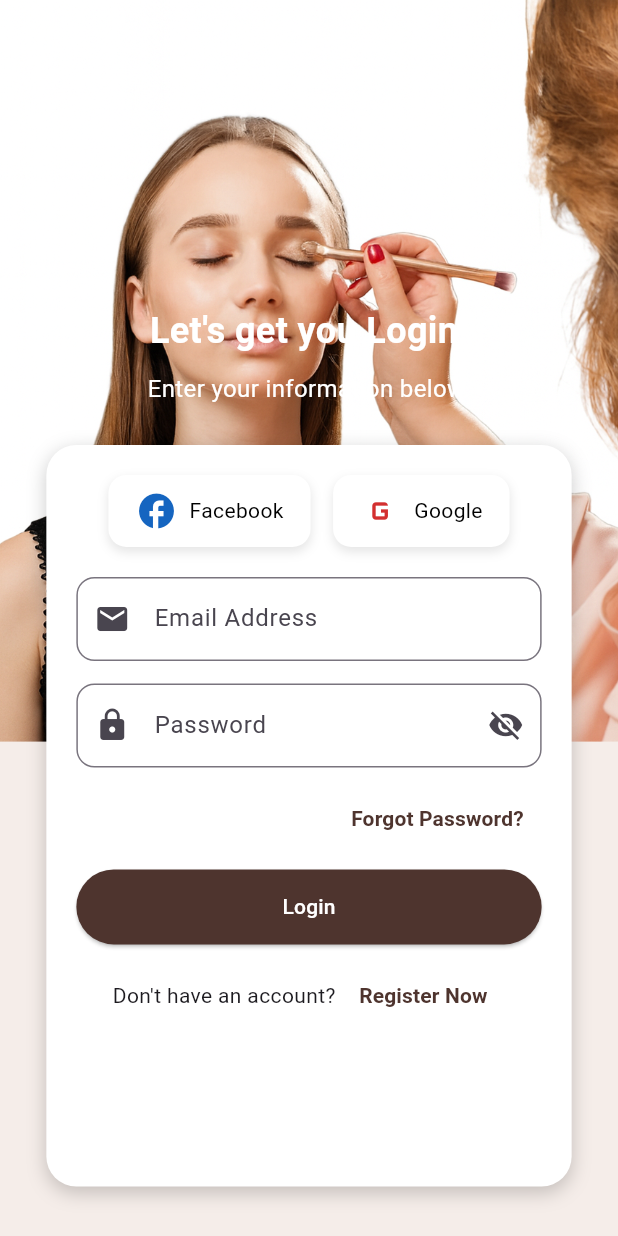
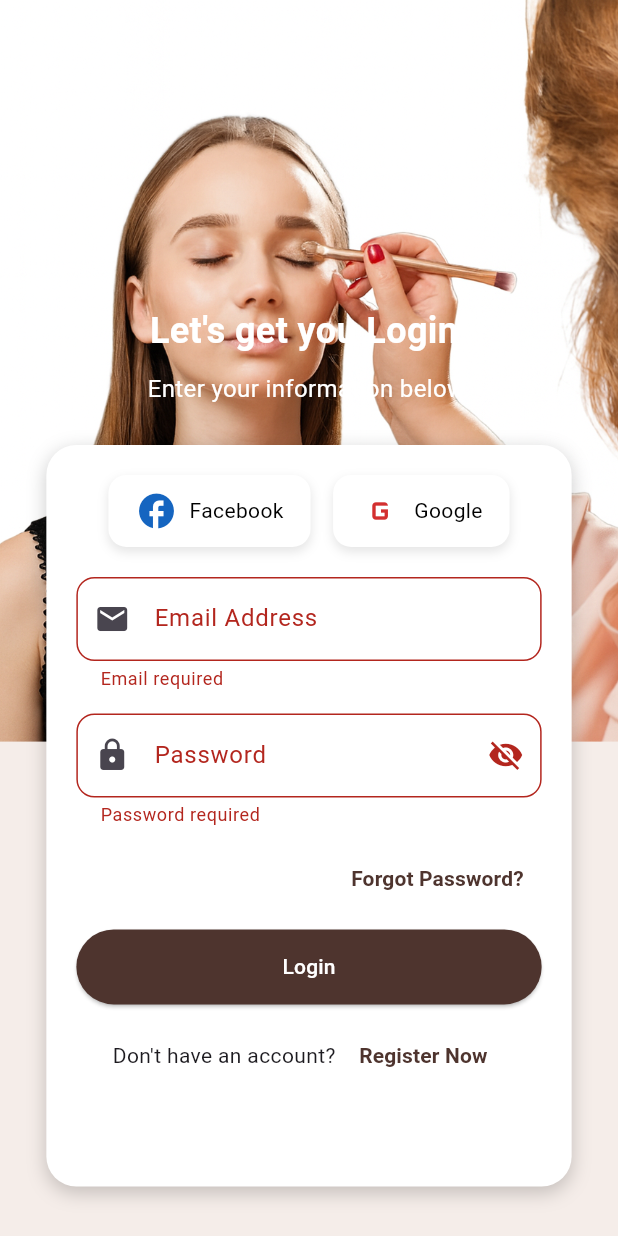
Before and after one commit to bereketsimma/beautysalonbookingapp, a Flutter app: the screen it shows after launch, after a tap on "Login", on a phone screen of 412 x 824 dp. Run offline on Flutter 3.47's test engine with Material 3 defaults, Android fonts, the phone set to English and light mode, and no system bars; our stand-ins replace ionicons.

Commit message:
`Added login functionality and secure storage plugin`

```diff
--- /dev/null
+++ b/lib/controller/login-controller.dart
@@ -0,0 +1,20 @@
+// controllers/login_controller.dart
+import 'dart:convert';
+import 'package:http/http.dart' as http;
+
+class LoginController {
+  Future<Map<String, dynamic>> login({
+    required String email,
+    required String password,
+  }) async {
+    try {
+      final response = await http.post(
+        Uri.parse("https://your-backend.com/api/login/"),
+        body: {'email': email, 'password': password},
+      );
+      return jsonDecode(response.body);
+    } catch (e) {
+      return {'success': false, 'message': e.toString()};
+    }
+  }
+}
--- a/lib/screens/login_screen.dart
+++ b/lib/screens/login_screen.dart
@@ -1,5 +1,7 @@
 import 'package:flutter/material.dart';
 import 'package:mybeautybooking_flutter/constants/appcolors.dart';
+import 'package:mybeautybooking_flutter/controller/login-controller.dart';
+import 'package:mybeautybooking_flutter/screens/home_screen.dart';
 
 class BeautyLoginPage extends StatefulWidget {
   const BeautyLoginPage({Key? key}) : super(key: key);
@@ -11,9 +13,11 @@ class BeautyLoginPage extends StatefulWidget {
 class _BeautyLoginPageState extends State<BeautyLoginPage> {
   final TextEditingController emailController = TextEditingController();
   final TextEditingController passwordController = TextEditingController();
-final _formKey = GlobalKey<FormState>();
+  final GlobalKey<FormState> _formKey = GlobalKey<FormState>();
+  final LoginController _controller = LoginController();
   bool _loading = false;
   String? _errorMessage;
+  bool hidePass = true;
 
   @override
   void dispose() {
@@ -22,7 +26,28 @@ void dispose() {
     super.dispose();
   }
 
-  bool hidePass = true;
+  void _login() async {
+    if (!_formKey.currentState!.validate()) return;
+
+    setState(() => _loading = true);
+
+    final result = await _controller.login(
+      email: emailController.text,
+      password: passwordController.text,
+    );
+
+    setState(() => _loading = false);
+
+    if (result['success']) {
+      // Navigate to Home page
+      Navigator.pushReplacement(
+        context,
+        MaterialPageRoute(builder: (_) => const HomeScreen()),
+      );
+    } else {
+      setState(() => _errorMessage = result['message']);
+    }
+  }
 
   @override
   Widget build(BuildContext context) {
@@ -35,15 +60,20 @@ void dispose() {
         children: [
           Column(
             children: [
-              // ------------------ TOP PART (IMAGE) ------------------
+              // Top Image Section
               Container(
-
                 height: height * 0.60,
                 width: width,
+                decoration: const BoxDecoration(
+                  image: DecorationImage(
+                    image: AssetImage("assets/images/loginbg.png"),
+                    fit: BoxFit.cover,
+                  ),
+                ),
                 child: Column(
                   mainAxisAlignment: MainAxisAlignment.center,
-                  children: [
-                   const Text(
+                  children: const [
+                    Text(
                       "Let's get you Login!",
                       style: TextStyle(
                         color: AppColors.textWhite,
@@ -51,26 +81,19 @@ void dispose() {
                         fontWeight: FontWeight.bold,
                       ),
                     ),
-
-                  const SizedBox(height: 10),
-
-                  const Text(
+                    SizedBox(height: 10),
+                    Text(
                       "Enter your information below.",
-                    style: TextStyle(color: AppColors.textWhite, fontSize: 16),
-                  ),
-
-                  const SizedBox(height: 20),
-
-                ]),
-                decoration: const BoxDecoration(
-                  image: DecorationImage(
-                    image: AssetImage("assets/images/loginbg.png"),
-                    fit: BoxFit.cover,
+                      style: TextStyle(
+                        color: AppColors.textWhite,
+                        fontSize: 16,
                       ),
                     ),
+                    SizedBox(height: 20),
+                  ],
                 ),
-
-              // ------------------ BOTTOM PART (BLUE) ------------------
+              ),
+              // Bottom Blue Section
               Container(
                 height: height * 0.40,
                 width: width,
@@ -79,9 +102,9 @@ void dispose() {
             ],
           ),
 
-          // ------------------ FLOATING LOGIN CARD ------------------
+          // Floating Login Card
           Positioned(
-            top: height * 0.36, // overlaps both sections
+            top: height * 0.36,
             child: Container(
               width: width * 0.85,
               height: height * 0.60,
@@ -97,9 +120,11 @@ void dispose() {
                   ),
                 ],
               ),
+              child: SingleChildScrollView(
                 child: Column(
                   mainAxisSize: MainAxisSize.min,
                   children: [
+                    // Social Buttons
                     Row(
                       mainAxisAlignment: MainAxisAlignment.center,
                       children: [
@@ -118,9 +143,17 @@ void dispose() {
                     ),
                     const SizedBox(height: 20),
 
-
+                    // Form
+                    Form(
+                      key: _formKey,
+                      child: Column(
+                        children: [
                           // Email
-                  TextField(
+                          TextFormField(
+                            controller: emailController,
+                            validator: (value) => value == null || value.isEmpty
+                                ? 'Email required'
+                                : null,
                             decoration: InputDecoration(
                               labelText: "Email Address",
                               prefixIcon: const Icon(Icons.email),
@@ -129,18 +162,23 @@ void dispose() {
                               ),
                             ),
                           ),
-
                           const SizedBox(height: 15),
 
                           // Password
-                  TextField(
+                          TextFormField(
+                            controller: passwordController,
+                            validator: (value) => value == null || value.isEmpty
+                                ? 'Password required'
+                                : null,
                             obscureText: hidePass,
                             decoration: InputDecoration(
                               labelText: "Password",
                               prefixIcon: const Icon(Icons.lock),
                               suffixIcon: IconButton(
                                 icon: Icon(
-                          hidePass ? Icons.visibility_off : Icons.visibility,
+                                  hidePass
+                                      ? Icons.visibility_off
+                                      : Icons.visibility,
                                 ),
                                 onPressed: () {
                                   setState(() => hidePass = !hidePass);
@@ -151,17 +189,19 @@ void dispose() {
                               ),
                             ),
                           ),
-
                           const SizedBox(height: 10),
 
+                          // Forgot Password
                           Align(
                             alignment: Alignment.centerRight,
                             child: TextButton(
                               onPressed: () {},
-                      child: const Text("Forgot Password?",
+                              child: const Text(
+                                "Forgot Password?",
                                 style: TextStyle(
                                   fontWeight: FontWeight.bold,
-                        color: AppColors.primary,),
+                                  color: AppColors.primary,
+                                ),
                               ),
                             ),
                           ),
@@ -172,14 +212,18 @@ void dispose() {
                           SizedBox(
                             width: double.infinity,
                             height: 50,
-                    child: ElevatedButton(
+                            child: _loading
+                                ? const Center(
+                                    child: CircularProgressIndicator(),
+                                  )
+                                : ElevatedButton(
                                     style: ElevatedButton.styleFrom(
                                       backgroundColor: AppColors.primary,
                                       shape: RoundedRectangleBorder(
                                         borderRadius: BorderRadius.circular(25),
                                       ),
                                     ),
-                      onPressed: () {},
+                                    onPressed: _login,
                                     child: const Text(
                                       "Login",
                                       style: TextStyle(color: Colors.white),
@@ -187,8 +231,21 @@ void dispose() {
                                   ),
                           ),
 
+                          // Error Message
+                          if (_errorMessage != null) ...[
+                            const SizedBox(height: 10),
+                            Text(
+                              _errorMessage!,
+                              style: const TextStyle(color: Colors.red),
+                            ),
+                          ],
+                        ],
+                      ),
+                    ),
+
                     const SizedBox(height: 10),
 
+                    // Register Link
                     Row(
                       mainAxisAlignment: MainAxisAlignment.center,
                       children: [
@@ -196,18 +253,19 @@ void dispose() {
                         TextButton(
                           onPressed: () {
                             Navigator.pushNamed(context, '/signup');
-
                           },
                           child: const Text(
                             "Register Now",
-                          style: TextStyle(fontWeight: FontWeight.bold
-
-                          , color: AppColors.primary),
+                            style: TextStyle(
+                              fontWeight: FontWeight.bold,
+                              color: AppColors.primary,
+                            ),
                           ),
                         ),
                       ],
                     ),
                   ],
+                ),
               ),
             ),
           ),
@@ -217,7 +275,9 @@ void dispose() {
   }
 }
 
-Widget _socialButton({required IconData icon, required Color color, required String label}) {
+// Social Button Widget
+Widget _socialButton(
+    {required IconData icon, required Color color, required String label}) {
   return Container(
     padding: const EdgeInsets.symmetric(horizontal: 18, vertical: 10),
     decoration: BoxDecoration(
--- a/pubspec.yaml
+++ b/pubspec.yaml
@@ -38,6 +38,7 @@ dependencies:
   ionicons: ^0.2.2
   http: ^1.6.0
   provider: ^6.1.5+1
+  flutter_secure_storage: ^10.0.0
 
 
 dev_dependencies:
```
Also changed, not shown: pubspec.lock, 5 other files. Lines whose indentation alone changed are shown as unchanged.
